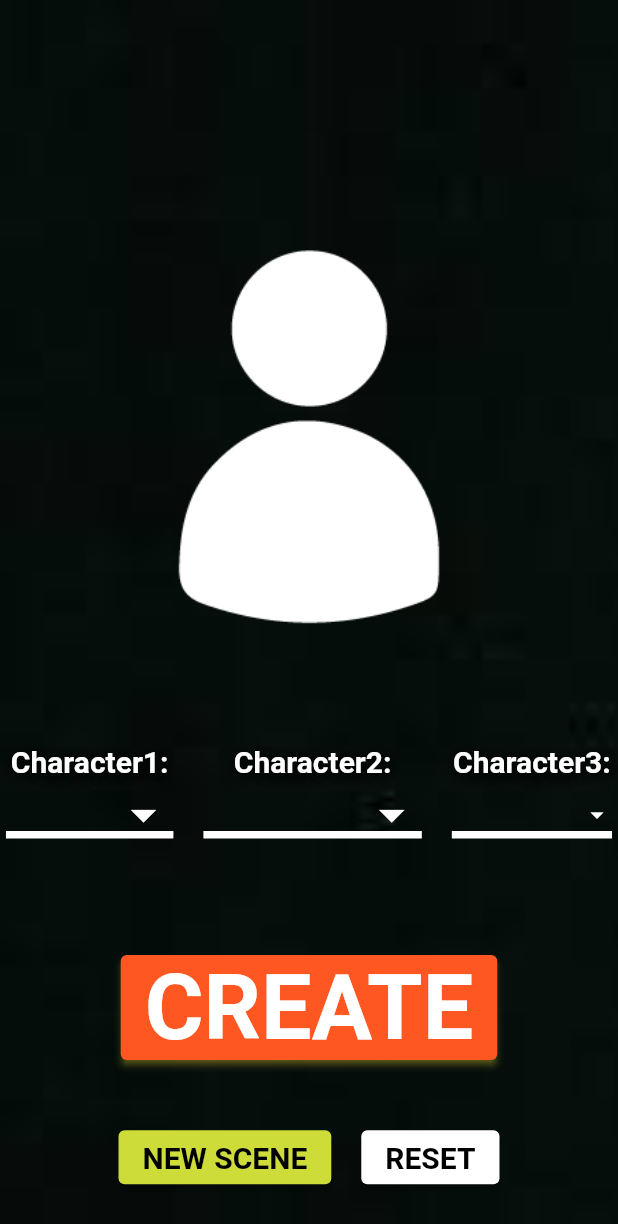
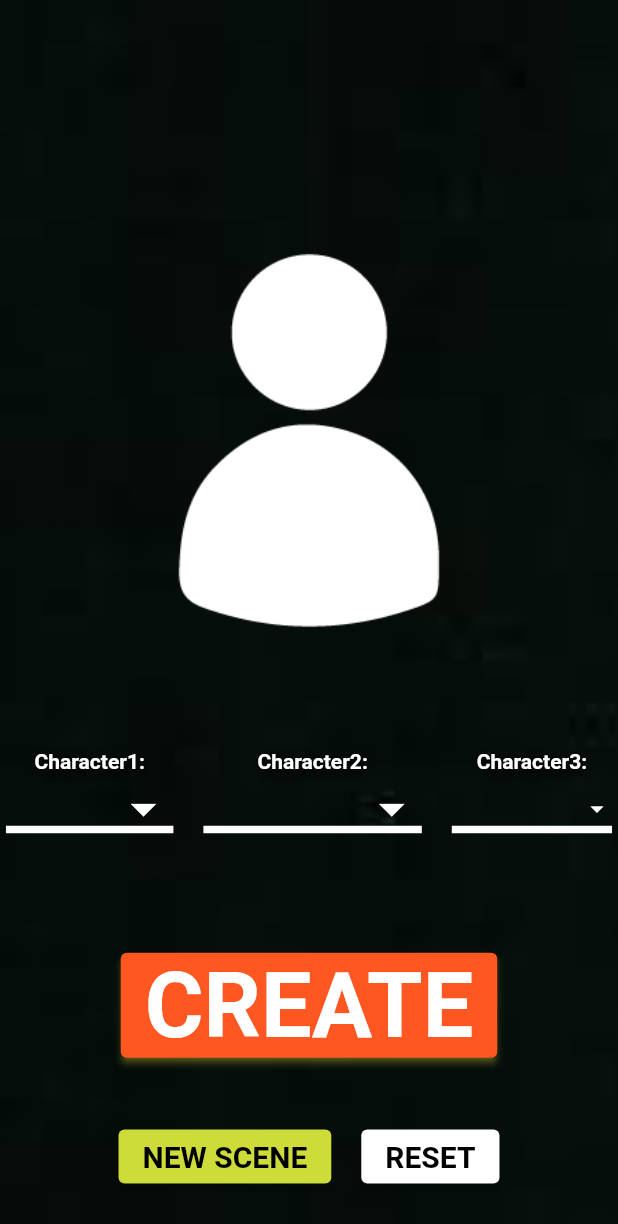
Before and after one commit to eriksoriano/memegenerator, a Flutter app: the screen it shows after launch, on a phone screen of 412 x 824 dp. Shown: the top 1224 px of the screen. Run offline on Flutter 3.47's test engine with Material 2 defaults, Android fonts, the phone set to English and light mode, and no system bars.

Commit message:
minor change to test ios simulator

```diff
--- a/lib/main.dart
+++ b/lib/main.dart
@@ -443,7 +443,7 @@ class _MyHomePageState extends State<MyHomePage> {
                       style: TextStyle(
                         // backgroundColor: Colors.black,
                         color: Colors.white,
-                        fontSize: 20,
+                        fontSize: 14,
                         fontWeight: FontWeight.bold,
                         shadows: <Shadow>[
                           Shadow(
@@ -498,7 +498,7 @@ class _MyHomePageState extends State<MyHomePage> {
                       style: TextStyle(
                         // backgroundColor: Colors.black,
                         color: Colors.white,
-                        fontSize: 20,
+                        fontSize: 14,
                         fontWeight: FontWeight.bold,
                         shadows: <Shadow>[
                           Shadow(
@@ -553,7 +553,7 @@ class _MyHomePageState extends State<MyHomePage> {
                       style: TextStyle(
                         // backgroundColor: Colors.black,
                         color: Colors.white,
-                        fontSize: 20,
+                        fontSize: 14,
                         fontWeight: FontWeight.bold,
                         shadows: <Shadow>[
                           Shadow(
```
Also changed, not shown: pubspec.lock.
